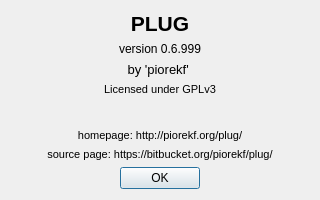
Above: plug/about.ui from b2ornot2b/plug before the change. Below: the same form after it.
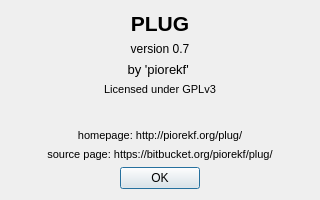
That is the form after the change.

Diff of the .ui file:
```diff
--- a/plug/about.ui
+++ b/plug/about.ui
@@ -34,7 +34,7 @@
    <item>
     <widget class="QLabel" name="label_6">
      <property name="text">
-      <string>version 0.6.999</string>
+      <string>version 0.7</string>
      </property>
      <property name="alignment">
       <set>Qt::AlignCenter</set>
```
